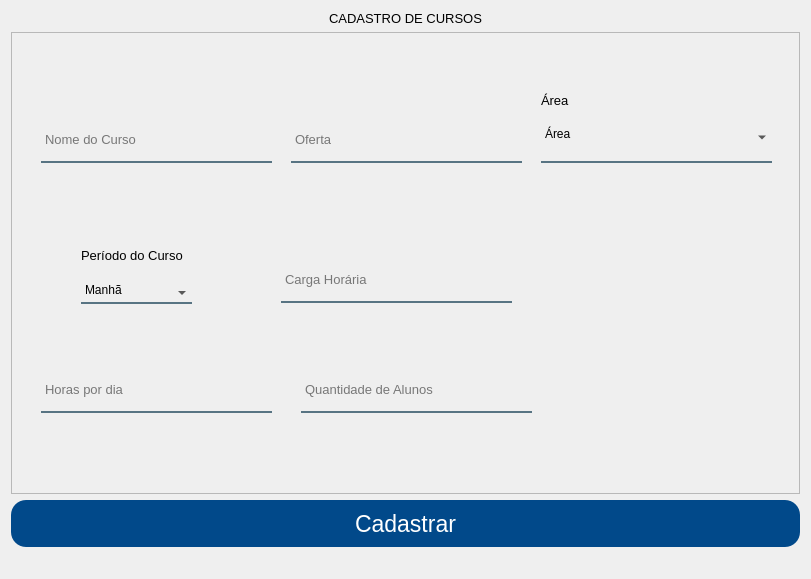
First picture: the form in App/view/ui/cadastroCurso.ui, repository Senac-SOR-ADS/Mapa-de-Sala, before the edit.
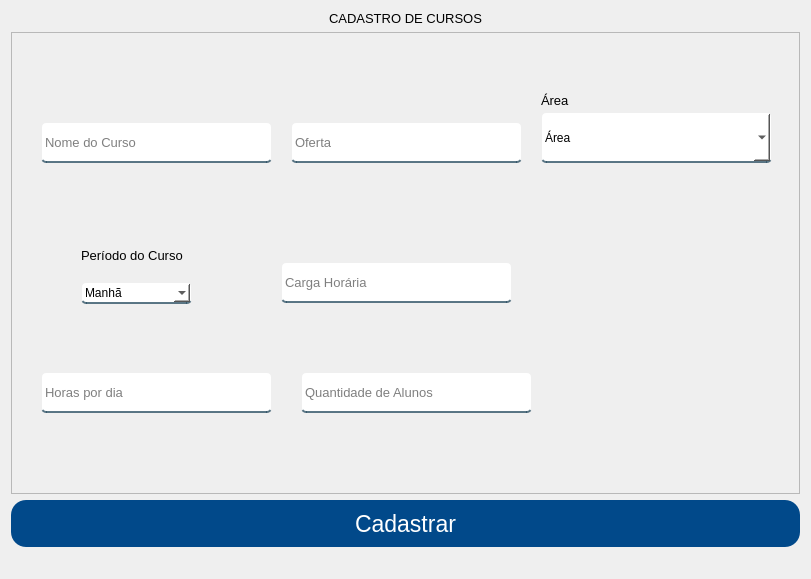
Second picture: the form after the edit.

```diff
--- a/App/view/ui/cadastroCurso.ui
+++ b/App/view/ui/cadastroCurso.ui
@@ -15,11 +15,11 @@
   </property>
   <property name="styleSheet">
    <string notr="true">QLineEdit, QComboBox {
-	background-color:rgba(0,0,0,0);
+	background-color: white;
 	border:2px solid rgba(0,0,0,0);
 	border-bottom-color:rgba(46,82,101,200);
 	color:rgb(0,0,0);
-	padding-bottom:7px;
+	border-radius: 5px;
 }
 
 #btnCadastrarCurso {
```
